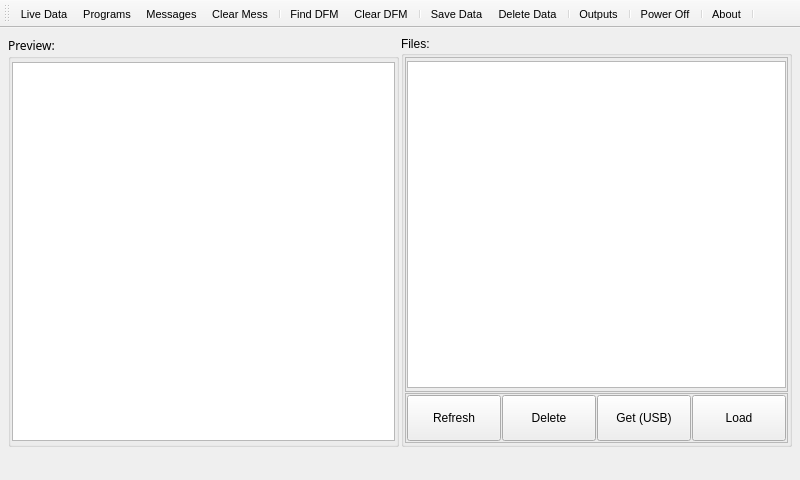
Old version of the form Mainwindow.ui in the repository spletcher1/PyMCU.
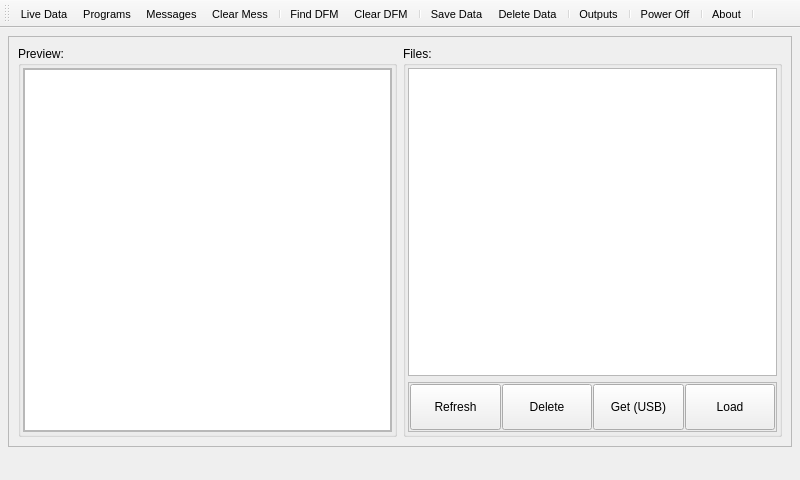
New version of the form. The open tabs and pages were chosen to show the change. Icons and pictures are not drawn.

Commit message: Updated custom program screen and added delete confirmation.

Diff of the .ui file:
```diff
--- a/Mainwindow.ui
+++ b/Mainwindow.ui
@@ -51,7 +51,7 @@
        </size>
       </property>
       <property name="currentIndex">
-       <number>3</number>
+       <number>0</number>
       </property>
       <widget class="QWidget" name="ProgramPage">
        <property name="toolTipDuration">
@@ -413,8 +413,8 @@
             <rect>
              <x>0</x>
              <y>0</y>
-             <width>96</width>
-             <height>22</height>
+             <width>116</width>
+             <height>382</height>
             </rect>
            </property>
            <layout class="QVBoxLayout" name="DFMListLayout2">
@@ -1276,8 +1276,8 @@
             <rect>
              <x>0</x>
              <y>0</y>
-             <width>90</width>
-             <height>90</height>
+             <width>775</width>
+             <height>384</height>
             </rect>
            </property>
            <layout class="QHBoxLayout" name="horizontalLayout_6">
@@ -1362,57 +1362,22 @@
          <number>2</number>
         </property>
         <item>
-         <widget class="QGroupBox" name="ProgramPreviewBox">
-          <property name="font">
-           <font>
-            <family>Umpush</family>
-           </font>
+         <widget class="QFrame" name="frame_10">
+          <property name="frameShape">
+           <enum>QFrame::StyledPanel</enum>
+          </property>
+          <property name="frameShadow">
+           <enum>QFrame::Raised</enum>
+          </property>
+          <layout class="QHBoxLayout" name="horizontalLayout_11">
+           <item>
+            <widget class="QGroupBox" name="FileListGroupBox">
+             <property name="enabled">
+              <bool>true</bool>
           </property>
           <property name="title">
            <string>Preview:</string>
           </property>
-          <layout class="QVBoxLayout" name="verticalLayout_11">
-           <property name="spacing">
-            <number>1</number>
-           </property>
-           <property name="leftMargin">
-            <number>1</number>
-           </property>
-           <property name="topMargin">
-            <number>3</number>
-           </property>
-           <property name="rightMargin">
-            <number>1</number>
-           </property>
-           <property name="bottomMargin">
-            <number>3</number>
-           </property>
-           <item>
-            <widget class="QTextEdit" name="ProgramPreviewTextBox">
-             <property name="font">
-              <font>
-               <pointsize>8</pointsize>
-              </font>
-             </property>
-             <property name="readOnly">
-              <bool>true</bool>
-             </property>
-             <property name="acceptRichText">
-              <bool>false</bool>
-             </property>
-            </widget>
-           </item>
-          </layout>
-         </widget>
-        </item>
-        <item>
-         <widget class="QGroupBox" name="groupBox_4">
-          <property name="enabled">
-           <bool>true</bool>
-          </property>
-          <property name="title">
-           <string>Files:</string>
-          </property>
           <property name="alignment">
            <set>Qt::AlignLeading|Qt::AlignLeft|Qt::AlignTop</set>
           </property>
@@ -1420,20 +1385,17 @@
            <bool>true</bool>
           </property>
           <layout class="QVBoxLayout" name="verticalLayout_9">
-           <property name="spacing">
-            <number>1</number>
-           </property>
            <property name="leftMargin">
-            <number>1</number>
+               <number>2</number>
            </property>
            <property name="topMargin">
-            <number>1</number>
+               <number>2</number>
            </property>
            <property name="rightMargin">
-            <number>1</number>
+               <number>2</number>
            </property>
            <property name="bottomMargin">
-            <number>1</number>
+               <number>2</number>
            </property>
            <item>
             <widget class="QFrame" name="frame_7">
@@ -1445,19 +1407,69 @@
              </property>
              <layout class="QVBoxLayout" name="verticalLayout_10">
               <property name="spacing">
-               <number>1</number>
+                  <number>0</number>
               </property>
               <property name="leftMargin">
-               <number>1</number>
+                  <number>0</number>
               </property>
               <property name="topMargin">
-               <number>3</number>
+                  <number>0</number>
               </property>
               <property name="rightMargin">
-               <number>1</number>
+                  <number>0</number>
               </property>
               <property name="bottomMargin">
-               <number>3</number>
+                  <number>0</number>
+                 </property>
+                 <item>
+                  <widget class="QTextEdit" name="ProgramPreviewTextBox">
+                   <property name="font">
+                    <font>
+                     <pointsize>8</pointsize>
+                    </font>
+                   </property>
+                   <property name="readOnly">
+                    <bool>true</bool>
+                   </property>
+                   <property name="acceptRichText">
+                    <bool>false</bool>
+                   </property>
+                  </widget>
+                 </item>
+                </layout>
+               </widget>
+              </item>
+             </layout>
+            </widget>
+           </item>
+           <item>
+            <widget class="QGroupBox" name="ProgramPreviewBox">
+             <property name="font">
+              <font>
+               <family>Ubuntu</family>
+              </font>
+             </property>
+             <property name="title">
+              <string>Files:</string>
+             </property>
+             <property name="alignment">
+              <set>Qt::AlignLeading|Qt::AlignLeft|Qt::AlignTop</set>
+             </property>
+             <property name="flat">
+              <bool>true</bool>
+             </property>
+             <layout class="QVBoxLayout" name="verticalLayout_2">
+              <property name="leftMargin">
+               <number>2</number>
+              </property>
+              <property name="topMargin">
+               <number>2</number>
+              </property>
+              <property name="rightMargin">
+               <number>2</number>
+              </property>
+              <property name="bottomMargin">
+               <number>2</number>
               </property>
               <item>
                <widget class="QListWidget" name="FilesListWidget">
@@ -1474,9 +1486,6 @@
                 </property>
                </widget>
               </item>
-             </layout>
-            </widget>
-           </item>
            <item>
             <widget class="QFrame" name="frame_9">
              <property name="minimumSize">
@@ -1563,6 +1572,9 @@
                 <property name="text">
                  <string>Load</string>
                 </property>
+                  </widget>
+                 </item>
+                </layout>
                </widget>
               </item>
              </layout>
```
Lines whose indentation alone changed are shown as unchanged. The commit also changes 1 other file.
